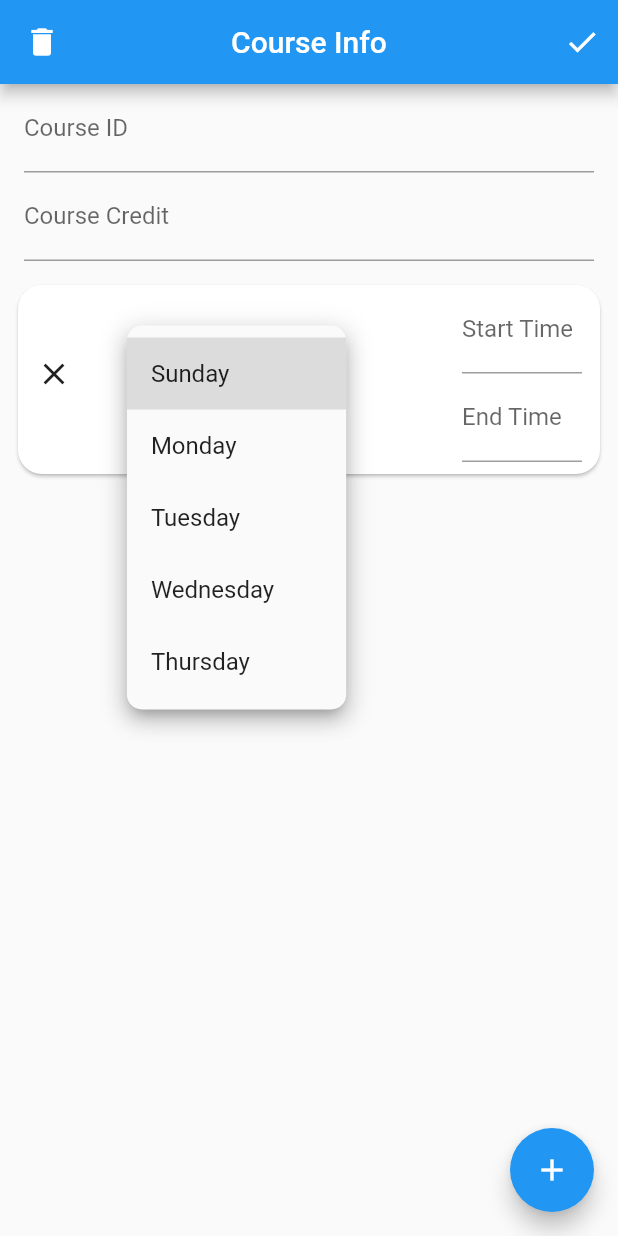
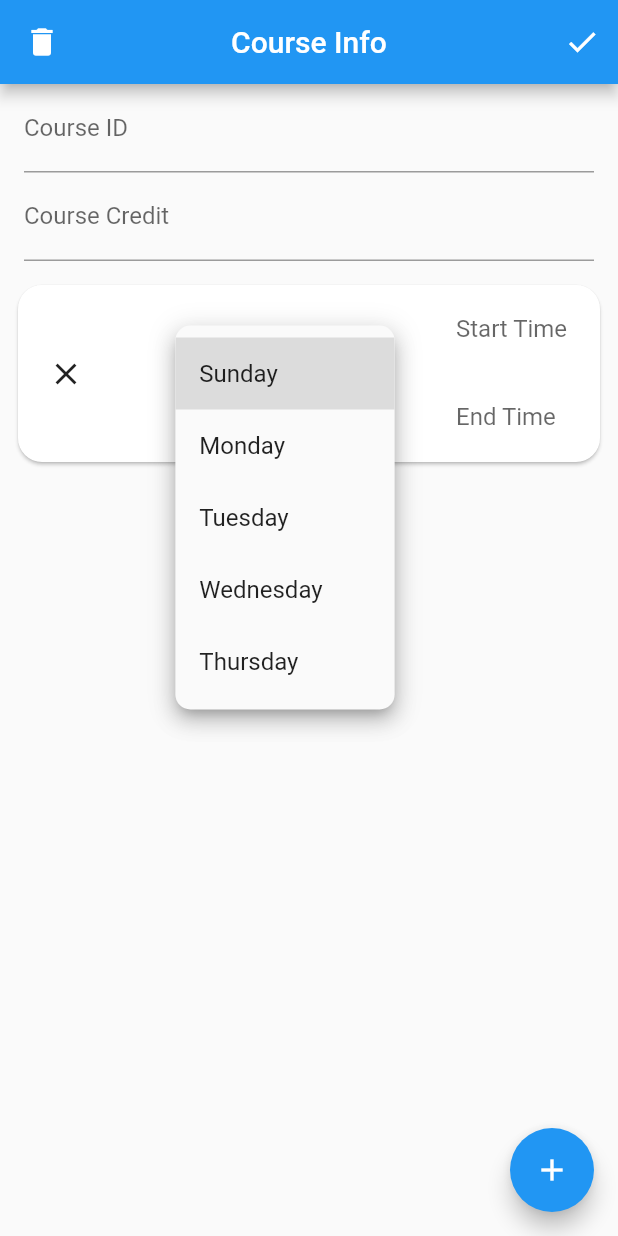
Before and after one commit to arafatfm/eee, a Flutter app: the CourseView screen opened by its route, after a tap on the "add" icon, after a tap on the "close" icon, after a tap on "WeekDay", on a phone screen of 412 x 824 dp. Run offline on Flutter 3.47's test engine with Material 2 defaults, Android fonts, the light colour scheme and no system bars; our stand-ins replace cloud_firestore, firebase_core, table_calendar; accounts and stored records are empty.

Commit message:
- change Duration{} to Period{} due to conflict - fix bug, add null check in Routine{} - hide underline in DropdownButton & TextField in CourseView{}

```diff
--- a/lib/course_view.dart
+++ b/lib/course_view.dart
@@ -16,7 +16,7 @@ class CourseView extends StatefulWidget {
 class _CourseViewState extends State<CourseView> {
   final idController = TextEditingController();
   final creditController = TextEditingController();
-  var listViewItems = List.filled(1, Duration(), growable: true);
+  var listViewItems = List.filled(1, Period(), growable: true);
 
   @override
   void initState() {
@@ -45,7 +45,6 @@ class _CourseViewState extends State<CourseView> {
 
   @override
   Widget build(BuildContext context) {
-    const double itemHeight = 125;
     return Scaffold(
       appBar: AppBar(
         title: const Text("Course Info"),
@@ -127,8 +126,9 @@ class _CourseViewState extends State<CourseView> {
                     borderRadius: BorderRadius.circular(16)),
                 child: ListView.separated(
                   padding: const EdgeInsets.only(
-                    right: 12,
-                    bottom: 8,
+                    left: 8,
+                    right: 16,
+                    // bottom: 8,
                   ),
                   physics: const ClampingScrollPhysics(),
                   shrinkWrap: true,
@@ -155,7 +155,9 @@ class _CourseViewState extends State<CourseView> {
                             }
                           },
                         ),
-                        DropdownButton(
+                        DropdownButtonHideUnderline(
+                          child: DropdownButton(
+                            // underline: const SizedBox(),
                             borderRadius: BorderRadius.circular(10),
                             hint: const Text("WeekDay"),
                             value: listViewItems[index].weekDay,
@@ -169,10 +171,11 @@ class _CourseViewState extends State<CourseView> {
                               listViewItems[index].weekDay = value as String?;
                             }),
                           ),
-                        const SizedBox(
-                          //empty space
-                          width: 20,
                         ),
+                        // const SizedBox(
+                        //   //empty space
+                        //   width: 20,
+                        // ),
                         SizedBox(
                           width: 80,
                           child: Column(
@@ -184,6 +187,7 @@ class _CourseViewState extends State<CourseView> {
 
                                 readOnly: true,
                                 decoration: const InputDecoration(
+                                  border: InputBorder.none,
                                   labelText: "Start Time",
                                 ),
                                 onTap: () async {
@@ -205,7 +209,10 @@ class _CourseViewState extends State<CourseView> {
                                 ),
                                 readOnly: true,
                                 decoration: const InputDecoration(
-                                    labelText: "End Time"),
+                                  labelStyle: TextStyle(),
+                                  border: InputBorder.none,
+                                  labelText: "End Time",
+                                ),
                                 onTap: () async {
                                   var pickedTime = await showTimePicker(
                                     context: context,
@@ -241,7 +248,7 @@ class _CourseViewState extends State<CourseView> {
         child: const Icon(Icons.add),
         onPressed: () {
           setState(() {
-            listViewItems.add(Duration());
+            listViewItems.add(Period());
           });
         },
       ),
--- a/lib/data.dart
+++ b/lib/data.dart
@@ -11,7 +11,7 @@ class Course {
   late String code;
   String id;
   int credit;
-  List<Duration> duration;
+  List<Period> duration;
 
   Course({
     required this.id,
@@ -32,9 +32,9 @@ class Course {
   };
 
   static fromJson(Map <String, dynamic> json) {
-    var list = List<Duration>.empty(growable: true);
+    var list = List<Period>.empty(growable: true);
     for (var i = 0; i < json['duration'].length; i++) {
-      list.add(Duration.fromJson(json['duration']['Duration $i']));
+      list.add(Period.fromJson(json['duration']['Duration $i']));
     }
     return Course(
       id: json['id'],
@@ -57,8 +57,8 @@ final List<int> weekendDays = [
   DateTime.saturday,
 ];
 
-class Duration {
-  String myId = "$Duration";
+class Period {
+  String myId = "$Period";
   String? weekDay;
   TimeOfDay? startTime;
   TimeOfDay? endTime;
@@ -73,7 +73,7 @@ class Duration {
     return (endTime==null) ? "" : endTime!.format(context!).padLeft(8, '');
   }
 
-  Duration({
+  Period({
     this.weekDay,
     this.startTime,
     this.endTime,
@@ -90,7 +90,7 @@ class Duration {
     return TimeOfDay.fromDateTime(time);
   }
 
-  static Duration fromJson(Map <String, dynamic> json) => Duration(
+  static Period fromJson(Map <String, dynamic> json) => Period(
     weekDay: json['weekDay'],
     startTime: timeFrom(json['startTime']),
     endTime: timeFrom(json['endTime']),
--- a/lib/routine.dart
+++ b/lib/routine.dart
@@ -124,7 +124,7 @@ class _RoutineState extends State<Routine> {
                         child: CircularProgressIndicator(),
                       );
                     }
-                    syncFromFF(snapshot);
+                    if(snapshot.data!.data() != null) syncFromFF(snapshot);
 
                     return Card(
                       shape: RoundedRectangleBorder(
@@ -198,7 +198,7 @@ class _RoutineState extends State<Routine> {
 
   @override
   void dispose() {
+    _selectedDayNoti.dispose();
     super.dispose();
-    _selectedDayNoti.dispose();
   }
 }
```
Lines whose indentation alone changed are shown as unchanged.
